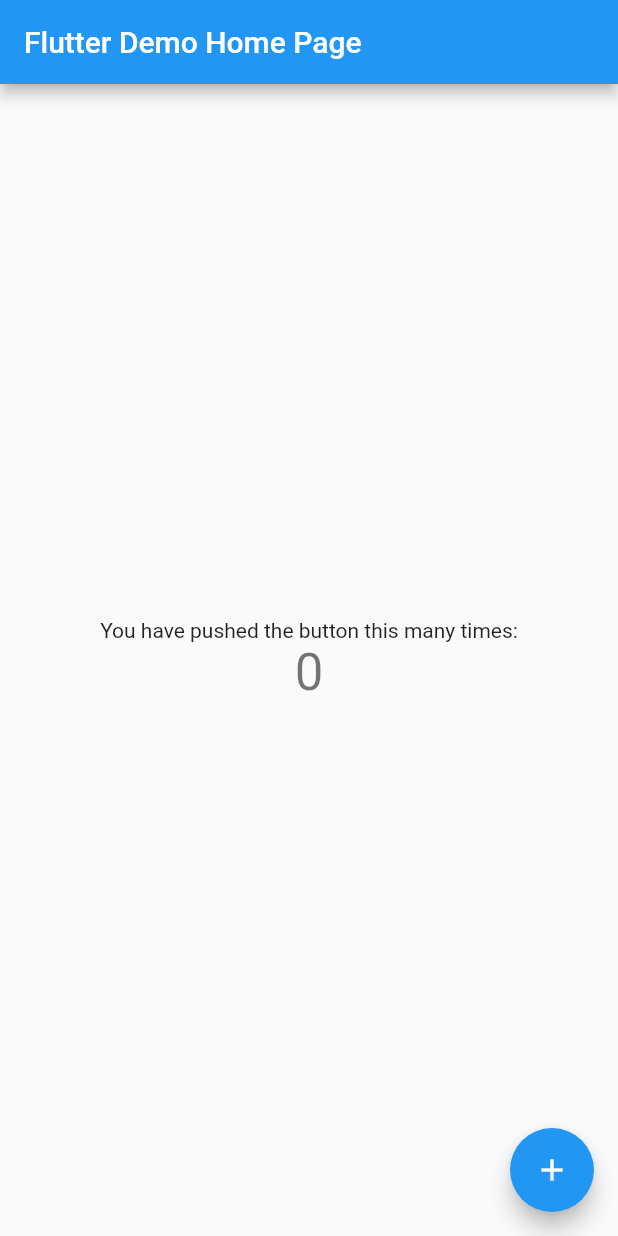
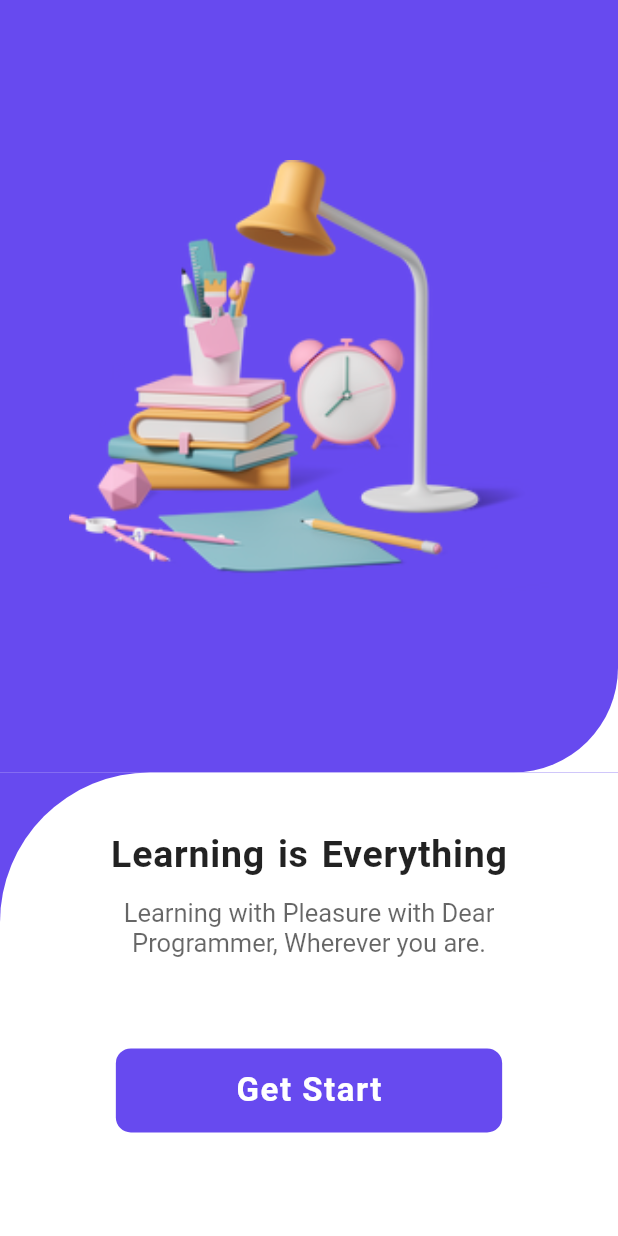
Before and after one commit to KHALMATOV-FARRUKH/education_app_ui, a Flutter app: the screen it shows after launch, on a phone screen of 412 x 824 dp. Run offline on Flutter 3.47's test engine with Material 2 defaults, Android fonts, the phone set to English and light mode, and no system bars.

Commit message:
Added .png files
Created:
welcome_screen.dart
home_screen.dart

```diff
--- a/lib/main.dart
+++ b/lib/main.dart
@@ -1,3 +1,4 @@
+import 'package:education_app_ui/screens/welcome_screen.dart';
 import 'package:flutter/material.dart';
 
 void main() {
@@ -7,109 +8,14 @@ void main() {
 class MyApp extends StatelessWidget {
   const MyApp({super.key});
 
-  // This widget is the root of your application.
   @override
   Widget build(BuildContext context) {
     return MaterialApp(
-      title: 'Flutter Demo',
+      debugShowCheckedModeBanner: false,
       theme: ThemeData(
-        // This is the theme of your application.
-        //
-        // Try running your application with "flutter run". You'll see the
-        // application has a blue toolbar. Then, without quitting the app, try
-        // changing the primarySwatch below to Colors.green and then invoke
-        // "hot reload" (press "r" in the console where you ran "flutter run",
-        // or simply save your changes to "hot reload" in a Flutter IDE).
-        // Notice that the counter didn't reset back to zero; the application
-        // is not restarted.
-        primarySwatch: Colors.blue,
+        scaffoldBackgroundColor: Colors.white,
       ),
-      home: const MyHomePage(title: 'Flutter Demo Home Page'),
+      home: WelcomeScreen(),
     );
   }
 }
-
-class MyHomePage extends StatefulWidget {
-  const MyHomePage({super.key, required this.title});
-
-  // This widget is the home page of your application. It is stateful, meaning
-  // that it has a State object (defined below) that contains fields that affect
-  // how it looks.
-
-  // This class is the configuration for the state. It holds the values (in this
-  // case the title) provided by the parent (in this case the App widget) and
-  // used by the build method of the State. Fields in a Widget subclass are
-  // always marked "final".
-
-  final String title;
-
-  @override
-  State<MyHomePage> createState() => _MyHomePageState();
-}
-
-class _MyHomePageState extends State<MyHomePage> {
-  int _counter = 0;
-
-  void _incrementCounter() {
-    setState(() {
-      // This call to setState tells the Flutter framework that something has
-      // changed in this State, which causes it to rerun the build method below
-      // so that the display can reflect the updated values. If we changed
-      // _counter without calling setState(), then the build method would not be
-      // called again, and so nothing would appear to happen.
-      _counter++;
-    });
-  }
-
-  @override
-  Widget build(BuildContext context) {
-    // This method is rerun every time setState is called, for instance as done
-    // by the _incrementCounter method above.
-    //
-    // The Flutter framework has been optimized to make rerunning build methods
-    // fast, so that you can just rebuild anything that needs updating rather
-    // than having to individually change instances of widgets.
-    return Scaffold(
-      appBar: AppBar(
-        // Here we take the value from the MyHomePage object that was created by
-        // the App.build method, and use it to set our appbar title.
-        title: Text(widget.title),
-      ),
-      body: Center(
-        // Center is a layout widget. It takes a single child and positions it
-        // in the middle of the parent.
-        child: Column(
-          // Column is also a layout widget. It takes a list of children and
-          // arranges them vertically. By default, it sizes itself to fit its
-          // children horizontally, and tries to be as tall as its parent.
-          //
-          // Invoke "debug painting" (press "p" in the console, choose the
-          // "Toggle Debug Paint" action from the Flutter Inspector in Android
-          // Studio, or the "Toggle Debug Paint" command in Visual Studio Code)
-          // to see the wireframe for each widget.
-          //
-          // Column has various properties to control how it sizes itself and
-          // how it positions its children. Here we use mainAxisAlignment to
-          // center the children vertically; the main axis here is the vertical
-          // axis because Columns are vertical (the cross axis would be
-          // horizontal).
-          mainAxisAlignment: MainAxisAlignment.center,
-          children: <Widget>[
-            const Text(
-              'You have pushed the button this many times:',
-            ),
-            Text(
-              '$_counter',
-              style: Theme.of(context).textTheme.headlineMedium,
-            ),
-          ],
-        ),
-      ),
-      floatingActionButton: FloatingActionButton(
-        onPressed: _incrementCounter,
-        tooltip: 'Increment',
-        child: const Icon(Icons.add),
-      ), // This trailing comma makes auto-formatting nicer for build methods.
-    );
-  }
-}
--- /dev/null
+++ b/lib/screens/welcome_screen.dart
@@ -0,0 +1,122 @@
+import 'package:education_app_ui/screens/home_screen.dart';
+import 'package:flutter/cupertino.dart';
+import 'package:flutter/material.dart';
+
+class WelcomeScreen extends StatelessWidget {
+  const WelcomeScreen({Key? key}) : super(key: key);
+
+  @override
+  Widget build(BuildContext context) {
+    return Material(
+      child: Container(
+        width: MediaQuery.of(context).size.width,
+        height: MediaQuery.of(context).size.height,
+        child: Stack(
+          children: [
+            Stack(
+              children: [
+                Container(
+                  width: MediaQuery.of(context).size.width,
+                  height: MediaQuery.of(context).size.height / 1.6,
+                  decoration: BoxDecoration(
+                    color: Colors.white,
+                  ),
+                ),
+                Container(
+                  width: MediaQuery.of(context).size.width,
+                  height: MediaQuery.of(context).size.height / 1.6,
+                  decoration: BoxDecoration(
+                    color: Color(0xFF674AEF),
+                    borderRadius:
+                        BorderRadius.only(bottomRight: Radius.circular(70)),
+                  ),
+                  child: Center(
+                    child: Image.asset(
+                      "assets/images/books.png",
+                      scale: 0.8,
+                    ),
+                  ),
+                ),
+              ],
+            ),
+            Align(
+              alignment: Alignment.bottomCenter,
+              child: Container(
+                width: MediaQuery.of(context).size.width,
+                height: MediaQuery.of(context).size.height / 2.666,
+                decoration: BoxDecoration(
+                  color: Color(0xFF674AEF),
+                ),
+              ),
+            ),
+            Align(
+              alignment: Alignment.bottomCenter,
+              child: Container(
+                width: MediaQuery.of(context).size.width,
+                height: MediaQuery.of(context).size.height / 2.666,
+                padding: EdgeInsets.only(top: 40, bottom: 30),
+                decoration: BoxDecoration(
+                  color: Colors.white,
+                  borderRadius: BorderRadius.only(
+                    topLeft: Radius.circular(100),
+                  ),
+                ),
+                child: Column(
+                  children: [
+                    Text(
+                      "Learning is Everything",
+                      style: TextStyle(
+                        fontSize: 25,
+                        fontWeight: FontWeight.w600,
+                        letterSpacing: 0.5,
+                        wordSpacing: 2,
+                      ),
+                    ),
+                    SizedBox(height: 15),
+                    Padding(
+                      padding: EdgeInsets.symmetric(horizontal: 40),
+                      child: Text(
+                        "Learning with Pleasure with Dear Programmer, Wherever you are.",
+                        textAlign: TextAlign.center,
+                        style: TextStyle(
+                          fontSize: 17,
+                          color: Colors.black.withOpacity(0.6),
+                        ),
+                      ),
+                    ),
+                    SizedBox(height: 60),
+                    Material(
+                      color: Color(0xFF674AEF),
+                      borderRadius: BorderRadius.circular(10),
+                      child: InkWell(
+                        onTap: () {
+                          Navigator.push(
+                              context,
+                              MaterialPageRoute(
+                                  builder: (context) => HomeScreen()));
+                        },
+                        child: Container(
+                          padding: EdgeInsets.symmetric(
+                              horizontal: 80, vertical: 15),
+                          child: Text(
+                            "Get Start",
+                            style: TextStyle(
+                              fontSize: 22,
+                              color: Colors.white,
+                              fontWeight: FontWeight.bold,
+                              letterSpacing: 1,
+                            ),
+                          ),
+                        ),
+                      ),
+                    ),
+                  ],
+                ),
+              ),
+            ),
+          ],
+        ),
+      ),
+    );
+  }
+}
--- a/pubspec.yaml
+++ b/pubspec.yaml
@@ -59,9 +59,8 @@ flutter:
   uses-material-design: true
 
   # To add assets to your application, add an assets section, like this:
-  # assets:
-  #   - images/a_dot_burr.jpeg
-  #   - images/a_dot_ham.jpeg
+  assets:
+    - assets/images/
 
   # An image asset can refer to one or more resolution-specific "variants", see
   # https://flutter.dev/assets-and-images/#resolution-aware
```
Also changed, not shown: lib/screens/home_screen.dart (added, +78 -0 lines), assets/images/C#.png (added), assets/images/Flutter.png (added), assets/images/Python.png (added), assets/images/React Native.png (added), assets/images/books.png (added).
